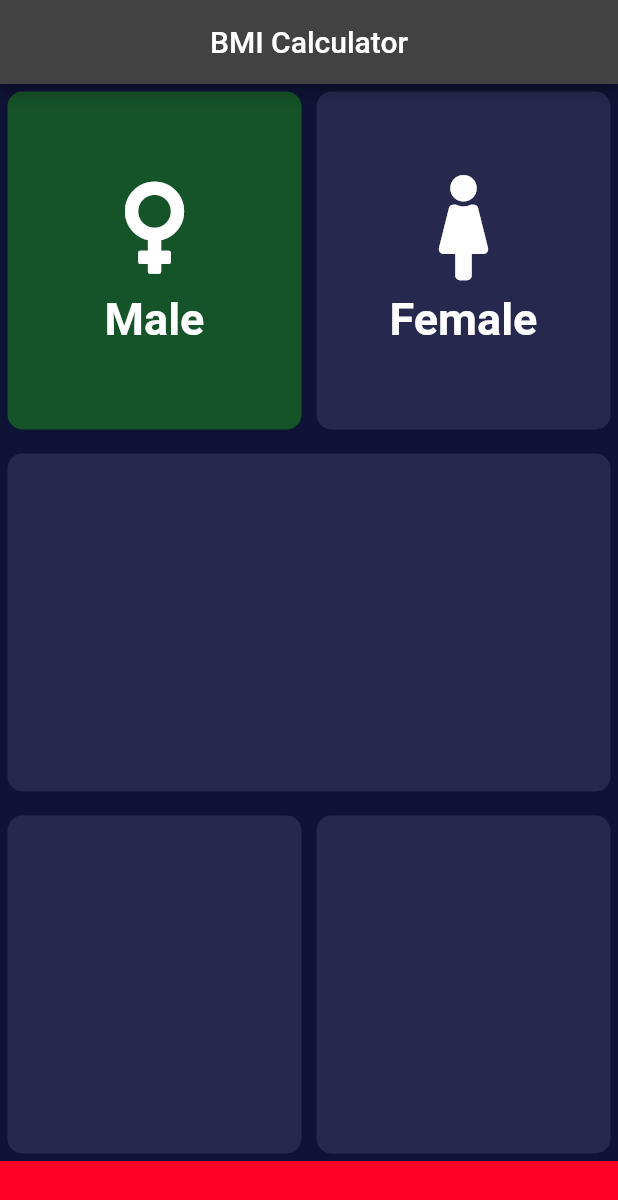
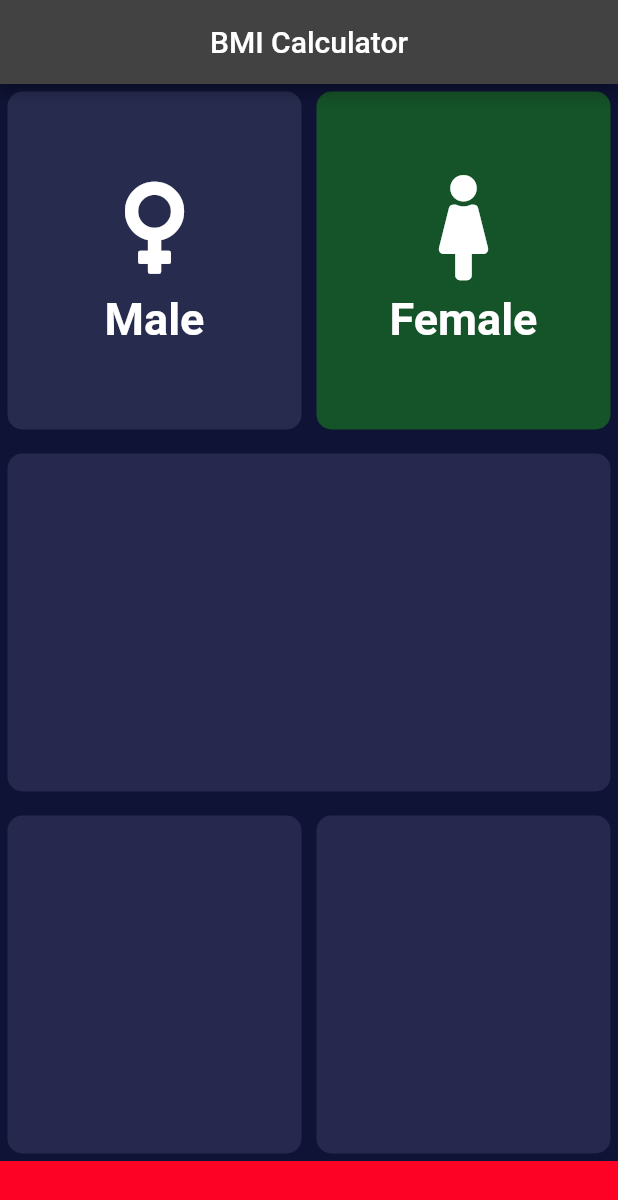
Before and after one commit to nahidulislamshakin/bmi_calculator, a Flutter app: the screen it shows after launch, after a tap on "Female", on a phone screen of 412 x 824 dp. Shown: the top 1200 px of the screen. Run offline on Flutter 3.47's test engine with Material 2 defaults, Android fonts, the phone set to English and light mode, and no system bars; our stand-ins replace font_awesome_flutter.

Commit message:
logic correction

```diff
--- a/lib/main_page.dart
+++ b/lib/main_page.dart
@@ -3,38 +3,33 @@ import 'package:font_awesome_flutter/font_awesome_flutter.dart';
 import './reusable_widget.dart';
 
 class MainPage extends StatefulWidget {
-
   @override
   State<MainPage> createState() => _MainPageState();
 }
 
 class _MainPageState extends State<MainPage> {
-    var activeCardColor = Color(0xFF155328);
-  var inActiveCardColor = Color(0xFF155328);
+  var activeCardColor = Color(0xFF155328);
+  var inActiveCardColor = Color(0xFF272B4E);
 
+  var maleCardColor = Color(0xFF272B4E);
 
-  var bottomactiveColor = Color(0xFFE5005D);
-
-  var maleCardActiveColor = Color(0xFF26294D);
-  var maleCardInActiveColor = Color(0xFF155328);
-  // static var activeCardColor;
-  // static var inActiveCardColor;
+  var femaleCardColor = Color(0xFF272B4E);
 
   void updateColor(int Gender) {
     if (Gender == 1) {
-      if (maleCardInActiveColor == inActiveCardColor) {
-        maleCardActiveColor = activeCardColor;
-      } else
-        maleCardActiveColor = inActiveCardColor;
+      if (maleCardColor == inActiveCardColor) {
+        maleCardColor = activeCardColor;
+      } else if (maleCardColor == activeCardColor)
+        maleCardColor = inActiveCardColor;
     }
   }
 
   void updateColor2(int Gender) {
     if (Gender == 2) {
-      if (maleCardInActiveColor == inActiveCardColor) {
-        maleCardActiveColor = activeCardColor;
-      } else
-        maleCardActiveColor = inActiveCardColor;
+      if (femaleCardColor == inActiveCardColor) {
+        femaleCardColor = activeCardColor;
+      } else if (femaleCardColor == activeCardColor)
+        femaleCardColor = inActiveCardColor;
     }
   }
 
@@ -63,7 +58,7 @@ class _MainPageState extends State<MainPage> {
                         });
                       },
                       child: container(
-                        colors: maleCardActiveColor,
+                        colors: maleCardColor,
                         iconContent: iconcontents(
                             icon: FontAwesomeIcons.venus, label: 'Male'),
                       ),
@@ -77,7 +72,7 @@ class _MainPageState extends State<MainPage> {
                       });
                     },
                     child: container(
-                      colors: Color(0xFF26294D),
+                      colors: femaleCardColor,
                       iconContent: iconcontents(
                           icon: FontAwesomeIcons.female, label: 'Female'),
                     ),
```
